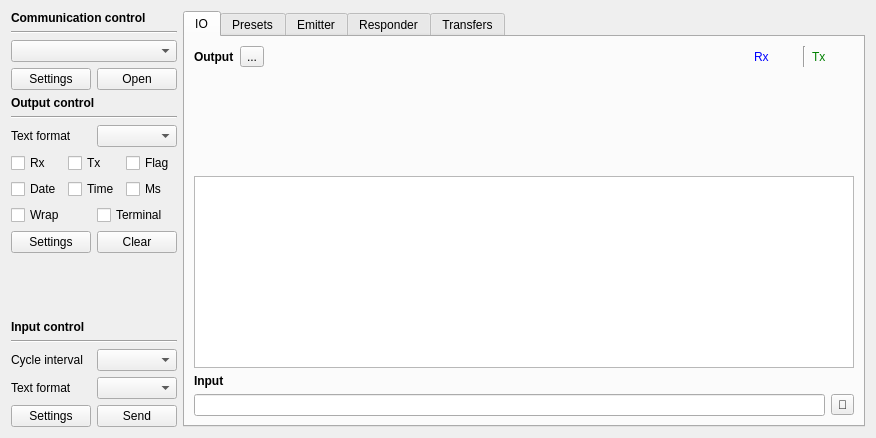
This is src/page/page.ui in x-tools-author/x-tools as Qt 5 draws it before an edit. The edited form follows.
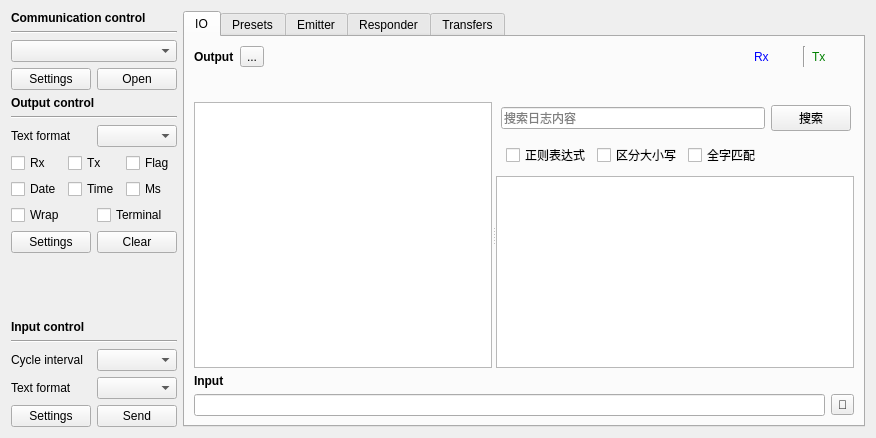
This is the edited form. Custom widgets are drawn as their Qt base class.

Commit message:
feat(page): 添加日志搜索功能并优化输出样式
在页面中添加了日志搜索功能，包括搜索框、搜索按钮和搜索选项（正则表达式、区分大小写、全字匹配）。同时优化了日志输出的样式，使用更清晰的字体和布局。

```diff
--- a/src/page/page.ui
+++ b/src/page/page.ui
@@ -397,13 +397,128 @@
         </widget>
        </item>
        <item>
-        <widget class="QTextBrowser" name="textBrowserOutput">
-         <property name="minimumSize">
+        <widget class="QSplitter" name="splitterOutput">
+         <property name="sizePolicy">
+          <sizepolicy hsizetype="Expanding" vsizetype="Expanding">
+           <horstretch>0</horstretch>
+           <verstretch>0</verstretch>
+          </sizepolicy>
+         </property>
+         <property name="orientation">
+          <enum>Qt::Orientation::Horizontal</enum>
+         </property>
+         <widget class="QTextBrowser" name="textBrowserOutput"/>
+          <property name="minimumSize">
           <size>
            <width>0</width>
            <height>150</height>
           </size>
-         </property>
+          </property>
+         <widget class="QWidget" name="widgetSearch" native="true">
+          <layout class="QVBoxLayout" name="verticalLayoutSearch">
+           <property name="leftMargin">
+            <number>0</number>
+           </property>
+           <property name="topMargin">
+            <number>0</number>
+           </property>
+           <property name="rightMargin">
+            <number>0</number>
+           </property>
+           <property name="bottomMargin">
+            <number>0</number>
+           </property>
+           <item>
+            <layout class="QHBoxLayout" name="horizontalLayoutSearch">
+             <property name="leftMargin">
+              <number>5</number>
+             </property>
+             <property name="topMargin">
+              <number>3</number>
+             </property>
+             <property name="rightMargin">
+              <number>3</number>
+             </property>
+             <property name="bottomMargin">
+              <number>3</number>
+             </property>
+             <item>
+              <widget class="QLineEdit" name="lineEditSearch">
+               <property name="sizePolicy">
+                <sizepolicy hsizetype="Expanding" vsizetype="Fixed">
+                 <horstretch>0</horstretch>
+                 <verstretch>0</verstretch>
+                </sizepolicy>
+               </property>
+               <property name="placeholderText">
+                <string>搜索日志内容</string>
+               </property>
+              </widget>
+             </item>
+             <item>
+              <widget class="QPushButton" name="pushButtonSearch">
+               <property name="text">
+                <string>搜索</string>
+               </property>
+              </widget>
+             </item>
+            </layout>
+           </item>
+           <item>
+            <layout class="QHBoxLayout" name="horizontalLayoutSearchOptions">
+             <property name="leftMargin">
+              <number>10</number>
+             </property>
+             <property name="topMargin">
+              <number>3</number>
+             </property>
+             <property name="rightMargin">
+              <number>3</number>
+             </property>
+             <property name="bottomMargin">
+              <number>3</number>
+             </property>
+             <item>
+              <widget class="QCheckBox" name="checkBoxRegex">
+               <property name="text">
+                <string>正则表达式</string>
+               </property>
+              </widget>
+             </item>
+             <item>
+              <widget class="QCheckBox" name="checkBoxMatchCase">
+               <property name="text">
+                <string>区分大小写</string>
+               </property>
+              </widget>
+             </item>
+             <item>
+              <widget class="QCheckBox" name="checkBoxWholeWord">
+               <property name="text">
+                <string>全字匹配</string>
+               </property>
+              </widget>
+             </item>
+             <item>
+              <spacer name="horizontalSpacerSearchOptions">
+               <property name="orientation">
+                <enum>Qt::Orientation::Horizontal</enum>
+               </property>
+               <property name="sizeHint" stdset="0">
+                <size>
+                 <width>40</width>
+                 <height>20</height>
+                </size>
+               </property>
+              </spacer>
+             </item>
+            </layout>
+           </item>
+           <item>
+            <widget class="QTextBrowser" name="textBrowserSearchResult"/>
+           </item>
+          </layout>
+         </widget>
         </widget>
        </item>
        <item>
```
Left out of the diff: 6 changed lines with no effect on the pictures. The commit also changes 2 other files.
